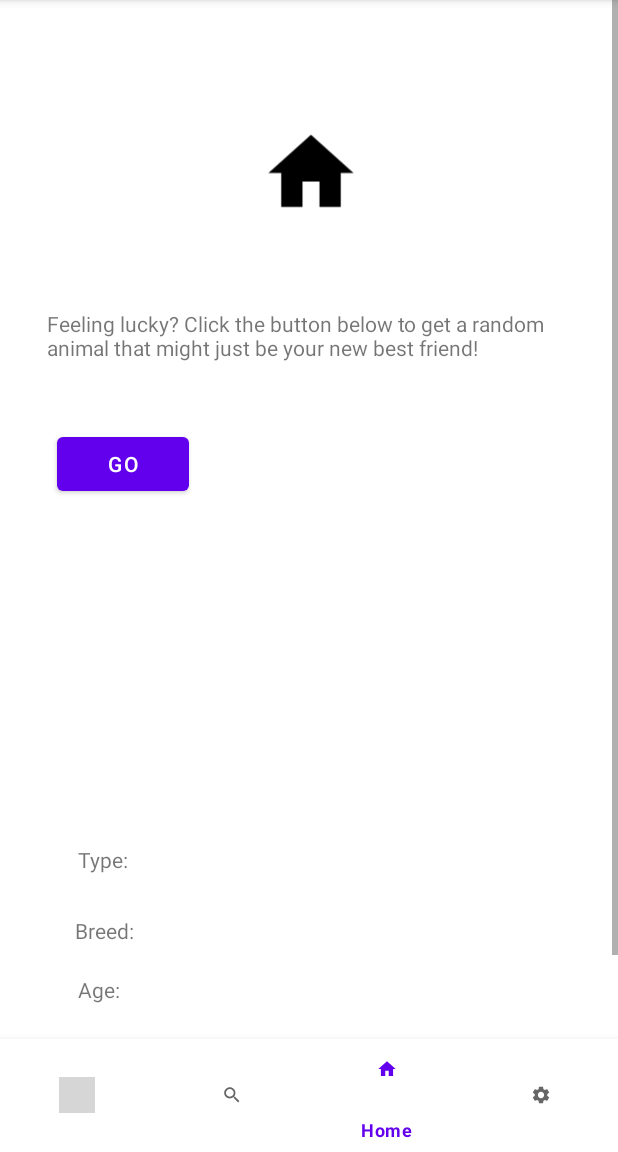
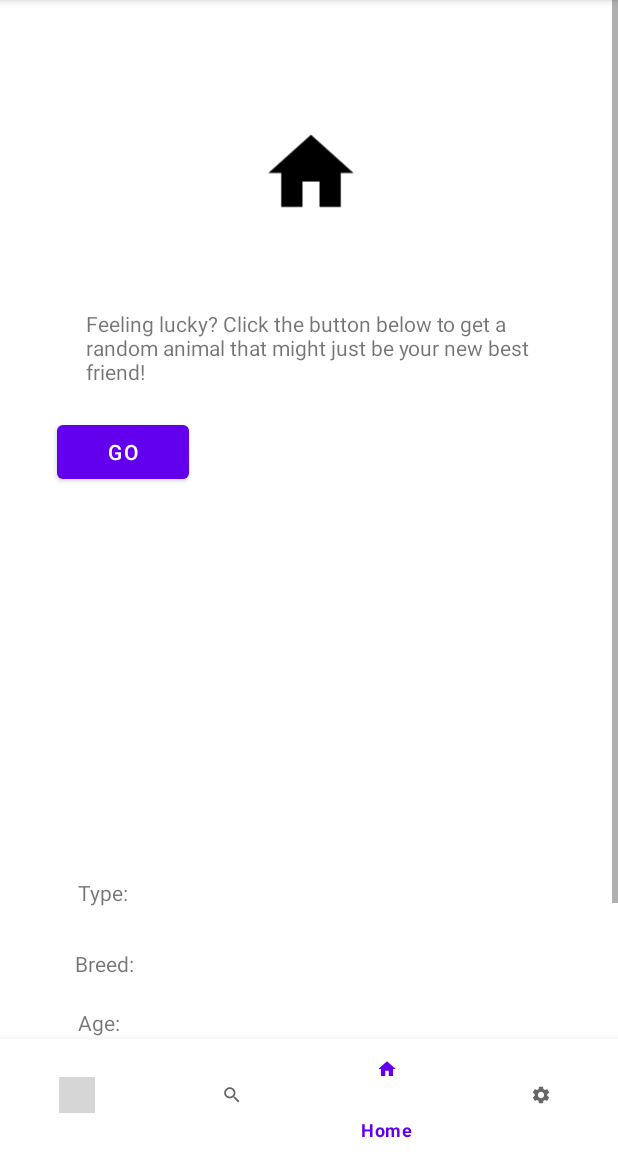
Before and after one commit to abki12c/Animal-Shelter, an Android app: the AdopterHomeActivity screen opened directly, with no data from a screen before it, on a phone screen of 412 x 824 dp, the part 84-1236 px from its top. Run offline under Robolectric (Android 15) with nearby library versions, the phone set to English and light mode, and no system bars; grey boxes are pictures that could not be loaded.

Commit message:
updated UI and fixed breeds statistics Activity

```diff
--- a/app/src/main/java/gr/aueb/animalshelter/View/Statistics/StatisticsBreeds/StatisticsBreedsPresenter.java
+++ b/app/src/main/java/gr/aueb/animalshelter/View/Statistics/StatisticsBreeds/StatisticsBreedsPresenter.java
@@ -32,7 +32,7 @@ public class StatisticsBreedsPresenter {
      */
     void onLoadBarBreeds()
     {
-        List<String> animalsList =animals.getBreeds();
+        List<String> animalsList =animals.getTypes();
         view.loadBreeds(animalsList);
 
     }
--- a/app/src/main/java/gr/aueb/animalshelter/domain/Employee.java
+++ b/app/src/main/java/gr/aueb/animalshelter/domain/Employee.java
@@ -118,7 +118,7 @@ public class Employee {
                 break;
             case "animals-breed":
                 // HashMap with key=breed of the animal and value=the number of the animals with that breed
-                HashMap<String, Double> breeds = new HashMap<String, Double>();
+                HashMap<String, Double> breeds = new HashMap<>();
                 for(Animal animal : animals){
                 	if(animal.getType().equals(animalType)) {
                 		if(breeds.containsKey(animal.getBreed())){
@@ -131,7 +131,8 @@ public class Employee {
                 }
                 statistics = "--Statistics for "+animalType.toUpperCase()+" Breeds--\n";
                 for( Map.Entry<String, Double> animalsBreed: breeds.entrySet()){
-                    statistics += animalsBreed.getKey()+": "+ animalsBreed.getValue()*100.0/numberOfBreeds+"%"+"\n";
+                    double percentage = animalsBreed.getValue()*100.0/numberOfBreeds;
+                    statistics += animalsBreed.getKey()+": "+ String.format("%.2f",percentage) +"%"+"\n";
                 }
                 break;
             case "animals-adopted":
--- a/app/src/main/res/layout/activity_adopter_home.xml
+++ b/app/src/main/res/layout/activity_adopter_home.xml
@@ -55,6 +55,7 @@
 
 
             <include
+                android:layout_marginVertical="30dp"
                 layout="@layout/animal_details"
                 android:layout_width="wrap_content"
                 android:layout_height="wrap_content"
@@ -65,8 +66,8 @@
 
             <TextView
                 android:id="@+id/textView"
-                android:layout_width="351dp"
-                android:layout_height="59dp"
+                android:layout_width="300dp"
+                android:layout_height="wrap_content"
                 android:layout_marginStart="20dp"
                 android:layout_marginTop="32dp"
                 android:layout_marginEnd="20dp"
--- a/app/src/main/res/layout/activity_search.xml
+++ b/app/src/main/res/layout/activity_search.xml
@@ -8,8 +8,8 @@
 
     <androidx.constraintlayout.widget.ConstraintLayout
         android:id="@+id/constraintLayout"
-        android:layout_width="413dp"
-        android:layout_height="133dp"
+        android:layout_width="match_parent"
+        android:layout_height="100dp"
         app:layout_constraintStart_toStartOf="parent"
         app:layout_constraintTop_toTopOf="parent">
 
@@ -69,12 +69,10 @@
         android:layout_width="407dp"
         android:layout_height="514dp"
         android:layout_marginStart="4dp"
-        android:layout_marginTop="30dp"
         android:layout_marginBottom="8dp"
         android:horizontalSpacing="10dp"
         android:numColumns="1"
         android:paddingRight="55dp"
-        android:paddingBottom="175dp"
         android:scrollbarThumbVertical="@android:color/transparent"
         android:verticalSpacing="10dp"
         app:layout_constraintBottom_toTopOf="@+id/bottomNavigationView"
```
